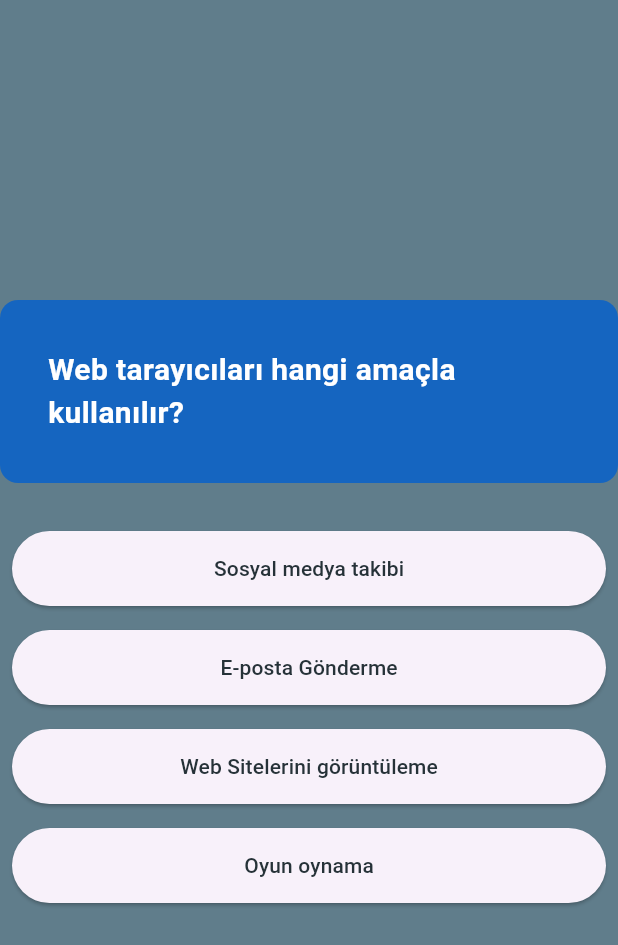
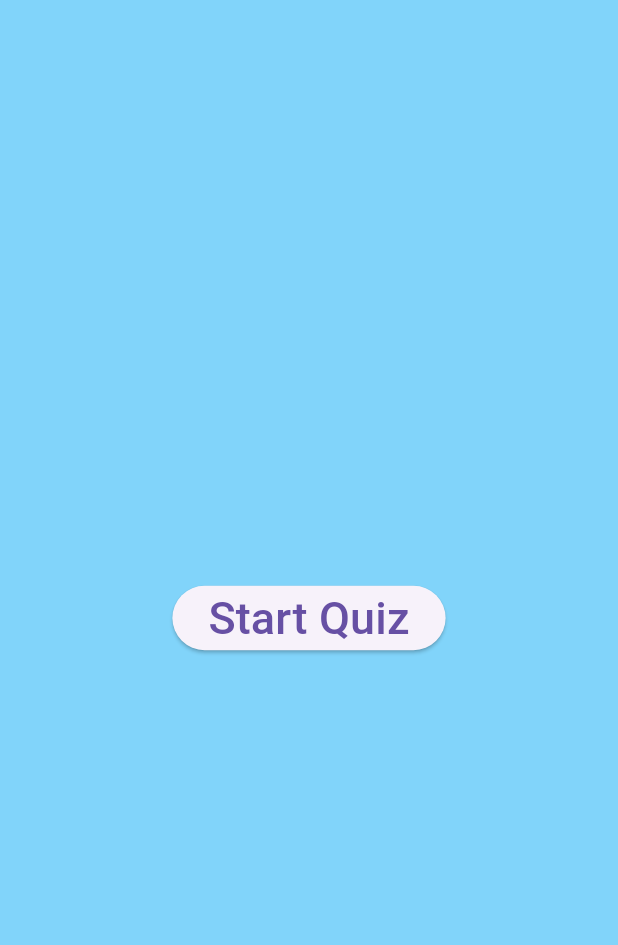
Before and after one commit to emrahyasinisik/odev, a Flutter app: the screen it shows after launch, on a phone screen of 412 x 824 dp. Shown: the top 945 px of the screen. Run offline on Flutter 3.47's test engine with Material 3 defaults, Android fonts, the phone set to English and light mode, and no system bars.

Commit message:
15/03/2024

```diff
--- a/odev3-quiz/quizapp/lib/data/question_data.dart
+++ b/odev3-quiz/quizapp/lib/data/question_data.dart
@@ -1,53 +1,66 @@
+import 'package:flutter/material.dart';
 import 'package:quizapp/models/question.dart';
+import 'package:quizapp/models/quiz_end.dart';
 
-List<Question> getQuetions() {
-  List<Question> list = [];
-  list.add(
+questiondata myquizapp = new questiondata();
+
+class questiondata {
+  int Questionindex = 0;
+  String end = "bitti";
+
+  List<Question> questions = [
     Question(
-      "Web tarayıcıları hangi amaçla kullanılır?",
-      [
-        Answer("Sosyal medya takibi", false),
-        Answer("E-posta Gönderme", false),
-        Answer("Web Sitelerini görüntüleme", true),
-        Answer("Oyun oynama", false),
-      ],
-    ),
-  );
+        question: "Web tarayıcıları hangi amaçla kullanılır?",
+        answer_a: "Sosyal medya takibi",
+        answer_b: "E-posta gönderme",
+        answer_c: "Web sitelerini görüntüleme",
+        answer_d: "Oyun oynama"),
+    Question(
+        question: "IP adresi nedir?",
+        answer_a: "İnternet hızını ölçen bir araç",
+        answer_b: "Bir web sitesinin adı",
+        answer_c: "Cihazın internete ",
+        answer_d: "İnternet tarayıcısının sürümü"),
+    Question(
+        question: "Hangi protokol e-posta göndermek için kullanılır?",
+        answer_a: "HTTP",
+        answer_b: "FTP",
+        answer_c: "SMTP",
+        answer_d: "POP3"),
+    Question(
+        question: "Hangi cihazlar Wi-Fi ile internete bağlanabilir?",
+        answer_a: "Sadece bilgisayarlar",
+        answer_b: "Sadece akıllı telefonlar",
+        answer_c: "Bilgisayarlar, telefonlardasjdjasdjasjdjasdjasdjasd",
+        answer_d: "Sadece televizyonlar"),
+  ];
 
-  list.add(
-    Question(
-      "IP adresi nedir?",
-      [
-        Answer("İnternet hızını ölçen bir araç", false),
-        Answer("Bir web sitesinin adı", false),
-        Answer("Cihazın internete bağlandığı nokta", true),
-        Answer("nternet tarayıcısının sürümü", false),
-      ],
-    ),
-  );
+  void nextQuestion(context) {
+    if (Questionindex < 3) {
+      Questionindex++;
+    } else if (Questionindex == 3) {
+      Navigator.pushReplacement(
+          context, MaterialPageRoute(builder: (context) => quizend()));
+    }
+  }
 
-  list.add(
-    Question(
-      "Hangi protokol e-posta göndermek için kullanılır?",
-      [
-        Answer("HTTP", false),
-        Answer("FTP", false),
-        Answer("SMTP", true),
-        Answer(" POP3", false),
-      ],
-    ),
-  );
+  String ridequestion() {
+    return questions[Questionindex].question;
+  }
 
-  list.add(
-    Question(
-      "Hangi cihazlar Wi-Fi ile internete bağlanabilir?",
-      [
-        Answer("Sadece bilgisayarlar", false),
-        Answer(" Sadece akıllı telefonlar", false),
-        Answer("Bilgisayarlar, telefonlar, tabletler ve daha fazlası", true),
-        Answer("Sadece televizyonlar", false),
-      ],
-    ),
-  );
-  return list;
+  String ridequestion_a() {
+    return questions[Questionindex].answer_a;
+  }
+
+  String ridequestion_b() {
+    return questions[Questionindex].answer_b;
+  }
+
+  String ridequestion_c() {
+    return questions[Questionindex].answer_c;
+  }
+
+  String ridequestion_d() {
+    return questions[Questionindex].answer_d;
+  }
 }
--- a/odev3-quiz/quizapp/lib/main.dart
+++ b/odev3-quiz/quizapp/lib/main.dart
@@ -1,5 +1,7 @@
 import 'package:flutter/material.dart';
-import 'package:quizapp/quiz_screen.dart';
+import 'package:flutter/services.dart';
+import 'package:quizapp/models/quiz_end.dart';
+import 'package:quizapp/quiz_start_screen.dart';
 
 void main() {
   runApp(const MyApp());
@@ -12,11 +14,8 @@ class MyApp extends StatelessWidget {
   @override
   Widget build(BuildContext context) {
     return MaterialApp(
-      theme: ThemeData(
-        colorScheme: ColorScheme.fromSeed(seedColor: Colors.deepPurple),
-        useMaterial3: true,
-      ),
-      home: const QuizScreen(),
+      debugShowCheckedModeBanner: false,
+      home: const quizStartScreen(),
     );
   }
 }
--- a/odev3-quiz/quizapp/lib/models/question.dart
+++ b/odev3-quiz/quizapp/lib/models/question.dart
@@ -1,11 +1,13 @@
 class Question {
-  Question(this.question, this.answers);
-  final String question;
-  final List<Answer> answers;
+  Question(
+      {required this.question,
+      required this.answer_a,
+      required this.answer_b,
+      required this.answer_c,
+      required this.answer_d});
+  String question = "question";
+  String answer_a = "answer_a";
+  String answer_b = "answer_b";
+  String answer_c = "answer_c";
+  String answer_d = "answer_d";
 }
-
-class Answer {
-  Answer(this.answerText, this.isCorrect);
-  String answerText;
-  final bool isCorrect;
-}
--- a/odev3-quiz/quizapp/lib/quiz_screen.dart
+++ /dev/null
@@ -1,85 +0,0 @@
-import 'package:flutter/material.dart';
-import 'package:quizapp/data/question_data.dart';
-import 'package:quizapp/models/question.dart';
-
-class QuizScreen extends StatefulWidget {
-  const QuizScreen({super.key});
-
-  @override
-  State<QuizScreen> createState() => _QuizScreenState();
-}
-
-class _QuizScreenState extends State<QuizScreen> {
-  List<Question> questionList = getQuetions();
-  int currenQuestionIndex = 0;
-  Answer? selectedAnswer;
-
-  @override
-  Widget build(BuildContext context) {
-    return Scaffold(
-      backgroundColor: Colors.blueGrey,
-      body: Container(
-        child: Column(
-          children: [
-            _questionwidget(),
-          ],
-        ),
-      ),
-    );
-  }
-
-  _questionwidget() {
-    return Column(
-      children: [
-        const SizedBox(
-          height: 100,
-        ),
-        Container(
-          alignment: Alignment.center,
-          width: double.infinity,
-          margin: const EdgeInsets.only(top: 100),
-          padding: const EdgeInsets.all(32),
-          decoration: BoxDecoration(
-            color: Colors.blue[800],
-            borderRadius: BorderRadius.circular(12),
-          ),
-          child: Text(
-            questionList[currenQuestionIndex].question,
-            style: const TextStyle(
-                decoration: TextDecoration.none,
-                fontSize: 20,
-                color: Colors.white,
-                fontWeight: FontWeight.bold),
-          ),
-        ),
-        const SizedBox(height: 24),
-        _answerList(),
-      ],
-    );
-  }
-
-  _answerList() {
-    return Column(
-      children: questionList[currenQuestionIndex]
-          .answers
-          .map(
-            (e) => _answerButton(e),
-          )
-          .toList(),
-    );
-  }
-
-  Widget _answerButton(Answer answer) {
-    return Container(
-        width: double.infinity,
-        margin: const EdgeInsets.all(8),
-        height: 50,
-        child: ElevatedButton(
-          child: Text(
-            answer.answerText,
-            style: TextStyle(color: Colors.blueGrey[900]),
-          ),
-          onPressed: () {},
-        ));
-  }
-}
--- /dev/null
+++ b/odev3-quiz/quizapp/lib/quiz_start_screen.dart
@@ -0,0 +1,29 @@
+import 'package:flutter/material.dart';
+import 'package:quizapp/quizscreen.dart';
+
+class quizStartScreen extends StatefulWidget {
+  const quizStartScreen({super.key});
+
+  @override
+  State<quizStartScreen> createState() => _quizStartScreenState();
+}
+
+class _quizStartScreenState extends State<quizStartScreen> {
+  @override
+  Widget build(BuildContext context) {
+    return Scaffold(
+      backgroundColor: Colors.lightBlue[200],
+      body: Center(
+        child: ElevatedButton(
+            onPressed: () {
+              Navigator.push(context,
+                  MaterialPageRoute(builder: (context) => quizScreen()));
+            },
+            child: const Text(
+              "Start Quiz",
+              style: TextStyle(fontSize: 30),
+            )),
+      ),
+    );
+  }
+}
```
Also changed, not shown: odev3-quiz/quizapp/lib/models/quiz_end.dart (added, +25 -0 lines), odev3-quiz/quizapp/lib/quiz_open_screen.dart (deleted, +0 -16 lines), odev3-quiz/quizapp/lib/quizscreen.dart (added, +113 -0 lines).
